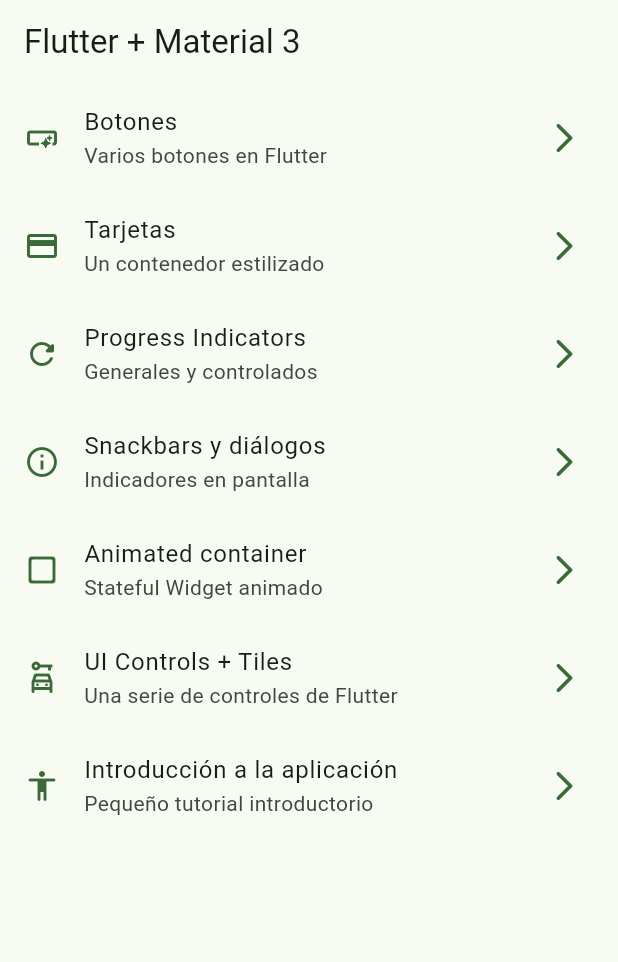
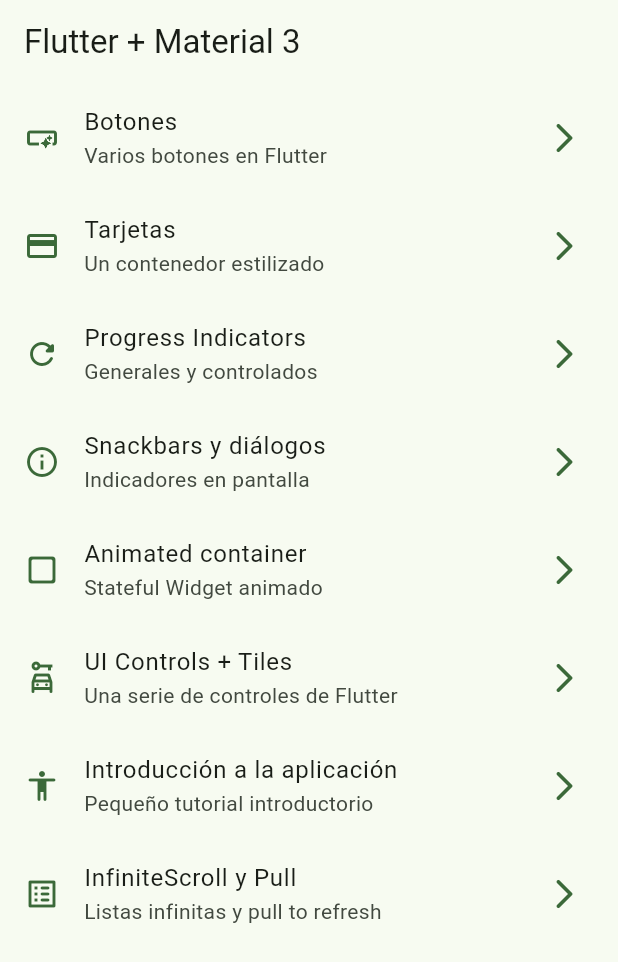
Before and after one commit to davidjst07/widgets_app, a Flutter app: the screen it shows after launch, on a phone screen of 412 x 824 dp. Shown: the top 962 px of the screen. Run offline on Flutter 3.47's test engine with Material 3 defaults, Android fonts, the phone set to English and light mode, and no system bars; our stand-ins replace animate_do, go_router.

Commit message:
Primera parte de la implementación del infinite Scroll

```diff
--- a/lib/config/menu/menu_items.dart
+++ b/lib/config/menu/menu_items.dart
@@ -67,4 +67,11 @@ const appMenuItems = <MenuItem> [
     icon: Icons.accessibility_rounded
   ),
 
+   MenuItem(
+    title: 'InfiniteScroll y Pull',
+    subTitle: 'Listas infinitas y pull to refresh',
+    link: '/infinite',
+    icon: Icons.list_alt_rounded
+  ),
+
 ];
--- a/lib/config/router/app_router.dart
+++ b/lib/config/router/app_router.dart
@@ -53,5 +53,11 @@ final appRouter = GoRouter(
       name: AppTutorialScreen.name,
       builder: (context, state) => const AppTutorialScreen(),
     ),
+
+    GoRoute(
+      path: '/infinite',
+      name: InfiniteScrollScreen.name,
+      builder: (context, state) => const InfiniteScrollScreen(),
+    ),
   ],
 );
```
Also changed, not shown: lib/presentation/screens/infinite_scroll/infinite_scroll_screen.dart (+36 -2 lines).
